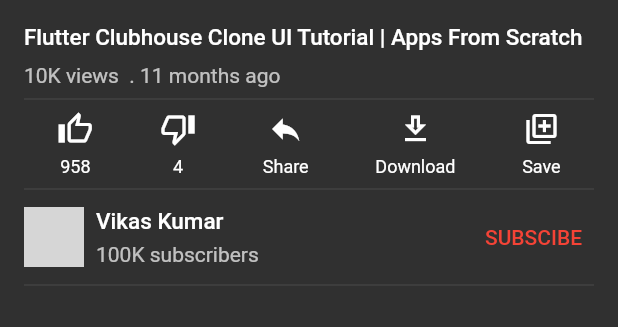
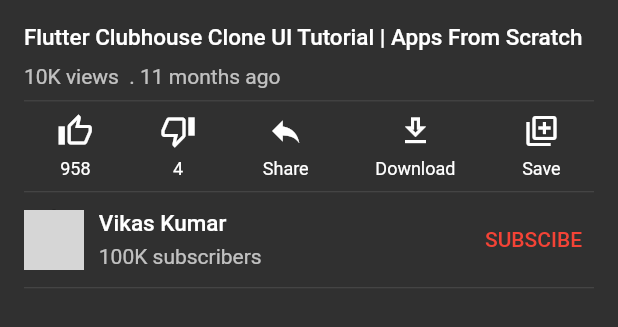
Before and after one commit to detroitcr/youtube_clone, a Flutter app: the VideoInfo widget shown alone on an empty page, opened directly with sample values from the repository, on a phone screen of 412 x 824 dp. Shown: the top 327 px of the screen. Run offline on Flutter 3.47's test engine with Material 2 defaults, Android fonts, the phone set to English and light mode, and no system bars; our stand-ins replace flutter_riverpod, timeago; missing offline and left inert: miniplayer; network calls fail; grey boxes are pictures that could not be loaded.

Commit message:
responsive complete

```diff
--- /dev/null
+++ b/lib/Responsive/responsive_size.dart
@@ -0,0 +1,17 @@
+
+
+import 'package:flutter/widgets.dart';
+
+class SizeConfig {
+
+  late MediaQueryData _mediaQueryData;
+  static double deviceWidth=0.0;
+  static double  deviceHeight=0.0;
+
+  void init(BuildContext context) {
+
+    _mediaQueryData = MediaQuery.of(context);
+    deviceWidth = _mediaQueryData.size.width ;
+    deviceHeight = _mediaQueryData.size.height ;
+  }
+}
--- a/lib/custom_widgets/video_info.dart
+++ b/lib/custom_widgets/video_info.dart
@@ -1,5 +1,6 @@
 import 'package:flutter/material.dart';
 import 'package:flutter_riverpod/flutter_riverpod.dart';
+import 'package:youtube_u/Responsive/responsive_size.dart';
 import 'package:youtube_u/custom_widgets/custom_text.dart';
 import 'package:youtube_u/models/data.dart';
 import 'package:timeago/timeago.dart' as timeago;
@@ -20,8 +21,8 @@
             style:
                 Theme.of(context).textTheme.bodyText1!.copyWith(fontSize: 15.0),
           ),
-          const SizedBox(
-            height: 8.0,
+          SizedBox(
+            height: SizeConfig.deviceHeight * 0.0112,
           ),
           CrText(
             text:
@@ -66,7 +67,7 @@
         children: [
           Icon(icon),
           SizedBox(
-            height: 6.0,
+            height: SizeConfig.deviceHeight * 0.008,
           ),
           CrText(
             text: label,
@@ -96,8 +97,8 @@
           CircleAvatar(
             foregroundImage: NetworkImage(user.profileImageUrl),
           ),
-          const SizedBox(
-            width: 8.0,
+          SizedBox(
+            width: SizeConfig.deviceWidth * 0.024,
           ),
           Expanded(
             child: Column(
--- a/lib/screens/video_screen.dart
+++ b/lib/screens/video_screen.dart
@@ -1,6 +1,7 @@
 import 'package:flutter/material.dart';
 import 'package:flutter_riverpod/flutter_riverpod.dart';
 import 'package:miniplayer/miniplayer.dart';
+import 'package:youtube_u/Responsive/responsive_size.dart';
 import 'package:youtube_u/custom_widgets/video_card.dart';
 import 'package:youtube_u/custom_widgets/video_info.dart';
 import 'package:youtube_u/models/data.dart';
@@ -30,6 +31,7 @@
 
   @override
   Widget build(BuildContext context) {
+    SizeConfig().init(context);
     return SafeArea(
       child: GestureDetector(
         onTap: () {
@@ -55,7 +57,7 @@
                             children: [
                               Image.network(
                                 selectedVideo!.thumbnailUrl,
-                                height: 220.0,
+                                height: SizeConfig.deviceHeight * 0.291,
                                 width: double.infinity,
                                 fit: BoxFit.cover,
                               ),
```
Also changed, not shown: lib/custom_widgets/video_card.dart (+6 -150 lines), lib/screens/nav_screen.dart (+6 -5 lines).
